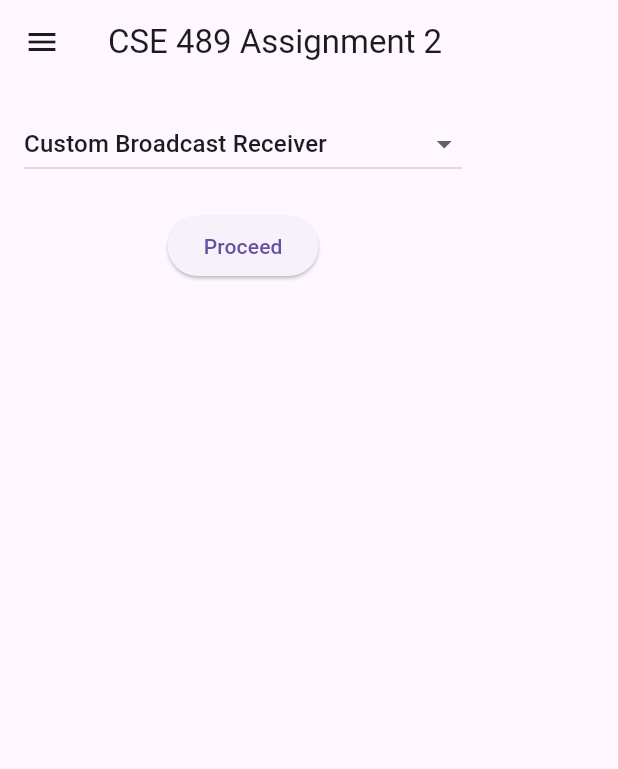
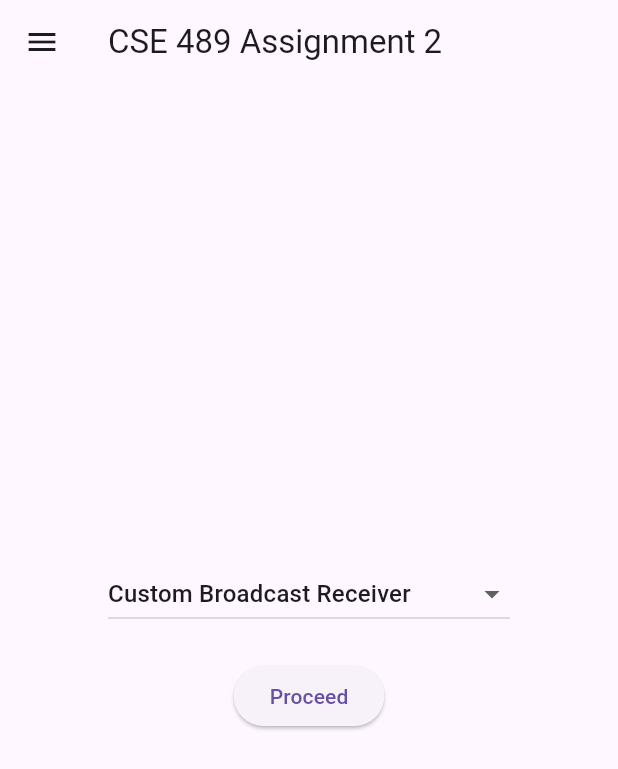
Before and after one commit to nafis8766/CSE489-APP-DEV, a Flutter app: the screen it shows after launch, on a phone screen of 412 x 824 dp. Shown: the top 769 px of the screen. Run offline on Flutter 3.47's test engine with Material 3 defaults, Android fonts, the phone set to English and light mode, and no system bars; our stand-ins replace audioplayers, battery_plus, photo_view, video_player.

Commit message:
Update broadcast_screen.dart

```diff
--- a/Assignment 02/lib/screens/broadcast_screen.dart
+++ b/Assignment 02/lib/screens/broadcast_screen.dart
@@ -3,24 +3,35 @@ import 'broadcast_input_screen.dart';
 import 'package:battery_plus/battery_plus.dart';
 
 class BroadcastScreen extends StatefulWidget {
+  const BroadcastScreen({super.key});
+
   @override
-  _BroadcastScreenState createState() => _BroadcastScreenState();
+  State<BroadcastScreen> createState() => _BroadcastScreenState();
 }
 
 class _BroadcastScreenState extends State<BroadcastScreen> {
 
   String selectedOption = "Custom Broadcast Receiver";
-  final battery = Battery();
+  final Battery battery = Battery();
   String batteryLevel = "";
 
   @override
   Widget build(BuildContext context) {
-    return Padding(
-      padding: EdgeInsets.all(16),
+    return Scaffold(
+      body: LayoutBuilder(
+        builder: (context, constraints) {
+          return Center(
+            child: SizedBox(
+              width: constraints.maxWidth > 600 ? 400 : 300,
+              child: Padding(
+                padding: const EdgeInsets.all(16),
                 child: Column(
+                  mainAxisSize: MainAxisSize.min,
+                  crossAxisAlignment: CrossAxisAlignment.center,
                   children: [
 
                     DropdownButton<String>(
+                      isExpanded: true,
                       value: selectedOption,
                       items: [
                         "Custom Broadcast Receiver",
@@ -28,7 +39,10 @@ class _BroadcastScreenState extends State<BroadcastScreen> {
                       ].map((value) {
                         return DropdownMenuItem(
                           value: value,
-                child: Text(value),
+                          child: Text(
+                            value,
+                            textAlign: TextAlign.center,
+                          ),
                         );
                       }).toList(),
                       onChanged: (value) {
@@ -38,30 +52,48 @@ class _BroadcastScreenState extends State<BroadcastScreen> {
                       },
                     ),
 
-          SizedBox(height: 20),
+                    const SizedBox(height: 20),
 
                     ElevatedButton(
                       onPressed: () async {
 
-              if (selectedOption == "Custom Broadcast Receiver") {
+                        if (selectedOption ==
+                            "Custom Broadcast Receiver") {
                           Navigator.push(
                             context,
                             MaterialPageRoute(
-                      builder: (_) => BroadcastInputScreen()),
+                              builder: (_) => BroadcastInputScreen(),
+                            ),
                           );
                         } else {
-                final level = await battery.batteryLevel;
+                          final level =
+                          await battery.batteryLevel;
                           setState(() {
-                  batteryLevel = "Battery: $level%";
+                            batteryLevel =
+                            "Battery: $level%";
                           });
                         }
                       },
-            child: Text("Proceed"),
+                      child: const Text("Proceed"),
                     ),
 
-          SizedBox(height: 20),
-          Text(batteryLevel),
+                    const SizedBox(height: 20),
+
+                    if (batteryLevel.isNotEmpty)
+                      Text(
+                        batteryLevel,
+                        textAlign: TextAlign.center,
+                        style: const TextStyle(
+                          fontSize: 18,
+                        ),
+                      ),
+
                   ],
+                ),
+              ),
+            ),
+          );
+        },
       ),
     );
   }
```
Lines whose indentation alone changed are shown as unchanged.
